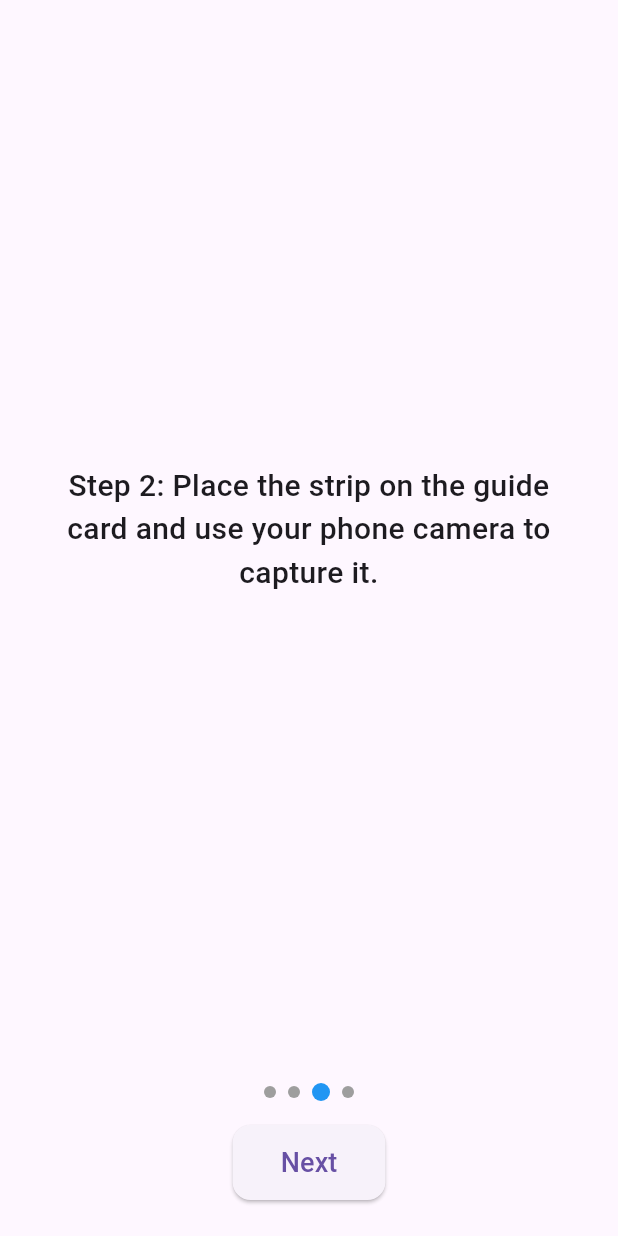
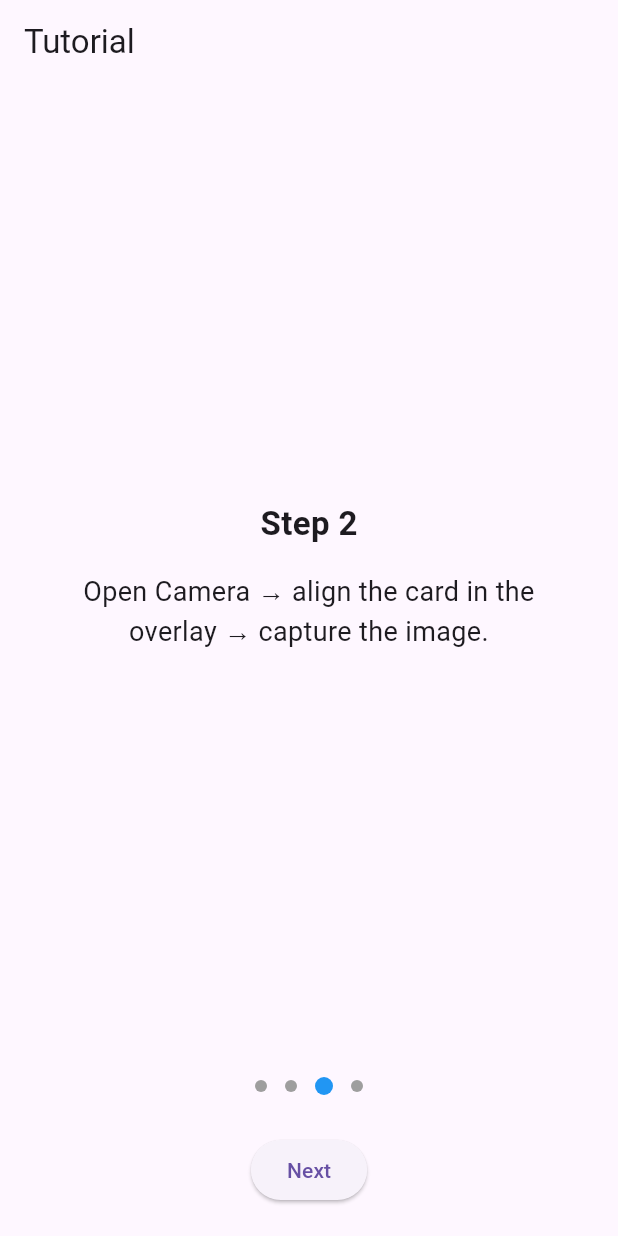
Before and after one commit to hsiaopat/duet, a Flutter app: the screen it shows after launch, swiped to page 3, on a phone screen of 412 x 824 dp. Run offline on Flutter 3.47's test engine with Material 3 defaults, Android fonts, the phone set to English and light mode, and no system bars; our stand-ins replace camera, go_router.

Commit message:
got camera working somewhat

```diff
--- a/lib/main.dart
+++ b/lib/main.dart
@@ -1,44 +1,57 @@
 import 'package:flutter/material.dart';
 import 'package:go_router/go_router.dart';
+import 'package:provider/provider.dart';
+
+import 'screens/home_screen.dart';
 import 'screens/tutorial_screen.dart';
-import 'screens/home_screen.dart';
 import 'screens/camera_screen.dart';
-import 'screens/results_screen.dart';
+import 'stores/result_store.dart';
 
 void main() {
-  runApp(DuetHFApp());
+  runApp(
+    MultiProvider(
+      providers: [
+        ChangeNotifierProvider(create: (_) => ResultStore()),
+      ],
+      child: const MyApp(),
+    ),
+  );
 }
 
-class DuetHFApp extends StatelessWidget {
-  DuetHFApp({Key? key}) : super(key: key);
+class MyApp extends StatelessWidget {
+  const MyApp({Key? key}) : super(key: key);
 
+  @override
+  Widget build(BuildContext context) {
     final GoRouter _router = GoRouter(
       initialLocation: '/tutorial',
       routes: [
+        // Tutorial flow
         GoRoute(
           path: '/tutorial',
           builder: (context, state) => const TutorialScreen(),
         ),
+
+        // Home + nested routes
         GoRoute(
           path: '/home',
           builder: (context, state) => const HomeScreen(),
-      ),
+          routes: [
+            // CameraScreen as a nested route of home
             GoRoute(
-        path: '/camera',
+              path: 'camera',
               builder: (context, state) => const CameraScreen(),
             ),
-      GoRoute(
-        path: '/results',
-        builder: (context, state) => const ResultsScreen(),
+          ],
         ),
       ],
     );
 
-  @override
-  Widget build(BuildContext context) {
     return MaterialApp.router(
       title: 'DUET-HF',
+      theme: ThemeData(primarySwatch: Colors.blue),
       routerConfig: _router,
+      debugShowCheckedModeBanner: false,
     );
   }
 }
--- a/lib/screens/home_screen.dart
+++ b/lib/screens/home_screen.dart
@@ -70,7 +70,7 @@ class HomeTab extends StatelessWidget {
               ),
               const SizedBox(height: 16),
               ElevatedButton(
-                onPressed: () => context.go('/camera'),
+                onPressed: () => context.go('/home/camera'),
                 style: ElevatedButton.styleFrom(
                   padding: const EdgeInsets.symmetric(vertical: 14, horizontal: 24),
                   shape: RoundedRectangleBorder(
--- a/lib/screens/tutorial_screen.dart
+++ b/lib/screens/tutorial_screen.dart
@@ -10,23 +10,28 @@ class TutorialScreen extends StatefulWidget {
 
 class _TutorialScreenState extends State<TutorialScreen> {
   final PageController _pageController = PageController();
-  int _currentPage = 0;
+  int _current = 0;
 
-  final List<String> _tutorialTexts = [
-    "Welcome to DUET-HF!\n\nThis app helps monitor your urine electrolytes at home.",
-    "Step 1: Collect a urine sample and dip the dual-analyte strip.",
-    "Step 2: Place the strip on the guide card and use your phone camera to capture it.",
-    "Step 3: Get instant feedback on your chloride/creatinine ratio and alerts."
+  final List<Widget> pages = [
+    _buildText("Welcome to DUET-HF", "This app helps monitor urine chloride/creatinine ratios at home."),
+    _buildText("Step 1", "Dip the dual-analyte strip and place it on the calibration card."),
+    _buildText("Step 2", "Open Camera → align the card in the overlay → capture the image."),
+    _buildText("Step 3", "The app will analyze and show Cl⁻/Cr ratio and guidance."),
   ];
 
-  void _nextPage() {
-    if (_currentPage < _tutorialTexts.length - 1) {
-      _pageController.nextPage(
-        duration: const Duration(milliseconds: 300),
-        curve: Curves.easeInOut,
+  static Widget _buildText(String title, String body) => Padding(
+        padding: const EdgeInsets.all(24.0),
+        child: Column(mainAxisAlignment: MainAxisAlignment.center, children: [
+          Text(title, style: const TextStyle(fontSize: 22, fontWeight: FontWeight.bold)),
+          const SizedBox(height: 16),
+          Text(body, style: const TextStyle(fontSize: 18), textAlign: TextAlign.center),
+        ]),
       );
+
+  void _next() {
+    if (_current < pages.length - 1) {
+      _pageController.nextPage(duration: const Duration(milliseconds: 300), curve: Curves.easeInOut);
     } else {
-      // Finished tutorial → go to home
       context.go('/home');
     }
   }
@@ -34,66 +39,26 @@ class _TutorialScreenState extends State<TutorialScreen> {
   @override
   Widget build(BuildContext context) {
     return Scaffold(
+      appBar: AppBar(title: const Text('Tutorial')),
       body: SafeArea(
         child: Column(
           children: [
-            // Page view
             Expanded(
-              child: PageView.builder(
-                controller: _pageController,
-                itemCount: _tutorialTexts.length,
-                onPageChanged: (index) {
-                  setState(() {
-                    _currentPage = index;
-                  });
-                },
-                itemBuilder: (context, index) {
-                  return Padding(
-                    padding: const EdgeInsets.all(24.0),
-                    child: Center(
-                      child: Text(
-                        _tutorialTexts[index],
-                        style: const TextStyle(fontSize: 20, fontWeight: FontWeight.w500),
-                        textAlign: TextAlign.center,
-                      ),
-                    ),
-                  );
-                },
-              ),
+              child: PageView(controller: _pageController, onPageChanged: (i) => setState(() => _current = i), children: pages),
             ),
-
-            // Dots indicator
-            Row(
-              mainAxisAlignment: MainAxisAlignment.center,
-              children: List.generate(
-                _tutorialTexts.length,
-                (index) => Container(
-                  margin: const EdgeInsets.symmetric(horizontal: 4, vertical: 16),
-                  width: _currentPage == index ? 12 : 8,
-                  height: _currentPage == index ? 12 : 8,
-                  decoration: BoxDecoration(
-                    color: _currentPage == index ? Colors.blue : Colors.grey,
-                    shape: BoxShape.circle,
-                  ),
-                ),
-              ),
-            ),
-
-            // Next / Finish button
+            Row(mainAxisAlignment: MainAxisAlignment.center, children: List.generate(pages.length, (i) {
+              return Container(
+                margin: const EdgeInsets.all(6),
+                width: _current == i ? 12 : 8,
+                height: _current == i ? 12 : 8,
+                decoration: BoxDecoration(color: _current == i ? Colors.blue : Colors.grey, shape: BoxShape.circle),
+              );
+            })),
             Padding(
-              padding: const EdgeInsets.only(bottom: 24.0),
+              padding: const EdgeInsets.all(20.0),
               child: ElevatedButton(
-                onPressed: _nextPage,
-                style: ElevatedButton.styleFrom(
-                  padding: const EdgeInsets.symmetric(horizontal: 32, vertical: 12),
-                  shape: RoundedRectangleBorder(
-                    borderRadius: BorderRadius.circular(12),
-                  ),
-                ),
-                child: Text(
-                  _currentPage == _tutorialTexts.length - 1 ? "Finish Tutorial" : "Next",
-                  style: const TextStyle(fontSize: 18),
-                ),
+                onPressed: _next,
+                child: Text(_current == pages.length - 1 ? 'Finish Tutorial' : 'Next'),
               ),
             ),
           ],
--- /dev/null
+++ b/lib/services/color_model_service.dart
@@ -0,0 +1,39 @@
+import 'package:image/image.dart' as img;
+
+class ColorModelService {
+  // Returns average color as an int (image package format)
+  int _averageColor(img.Image image) {
+    int r = 0, g = 0, b = 0;
+    final w = image.width;
+    final h = image.height;
+
+    for (int y = 0; y < h; y++) {
+      for (int x = 0; x < w; x++) {
+        final pixel = image.getPixel(x, y);
+        r += img.getRed(pixel);
+        g += img.getGreen(pixel);
+        b += img.getBlue(pixel);
+      }
+    }
+
+    final count = w * h;
+    return img.getColor(r ~/ count, g ~/ count, b ~/ count);
+  }
+
+  // Convert an int (image package color) to a label
+  String _colorToLabel(int color) {
+    final r = img.getRed(color);
+    final g = img.getGreen(color);
+    final b = img.getBlue(color);
+
+    if (r > 200 && g < 50 && b < 50) return "High";
+    if (r < 50 && g > 200 && b < 50) return "Low";
+    return "Normal";
+  }
+
+  // Public method to detect label
+  String detectColorLabel(img.Image image) {
+    final avgColorInt = _averageColor(image); // int
+    return _colorToLabel(avgColorInt);
+  }
+}
--- a/pubspec.yaml
+++ b/pubspec.yaml
@@ -35,7 +35,11 @@ dependencies:
   # Use with the CupertinoIcons class for iOS style icons.
   cupertino_icons: ^1.0.8
   go_router: ^14.0.1
-  camera: ^0.10.0+1  # Use latest version
+  camera: ^0.9.4+5  # Use latest version
+  image: ^3.0.2
+  path_provider: ^2.0.15
+  riverpod: ^2.0.3
+  provider: ^6.0.5
 
 dev_dependencies:
   flutter_test:
```
Also changed, not shown: lib/models/detection.dart (added, +13 -0 lines), lib/screens/camera_screen.dart (+62 -87 lines), lib/screens/results_screen.dart (+14 -87 lines), lib/services/ml_orchestrator.dart (added, +96 -0 lines), lib/stores/result_store.dart (added, +17 -0 lines), lib/utils/image_utils.dart (added, +23 -0 lines), pubspec.lock. Lines whose indentation alone changed are shown as unchanged.
